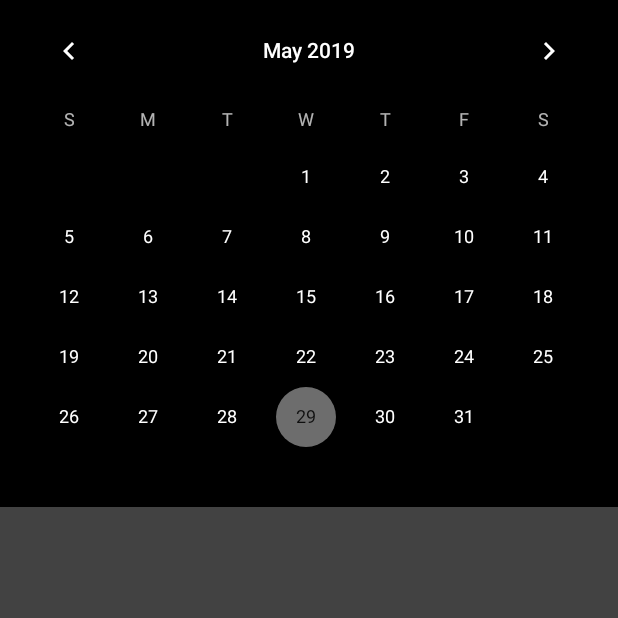
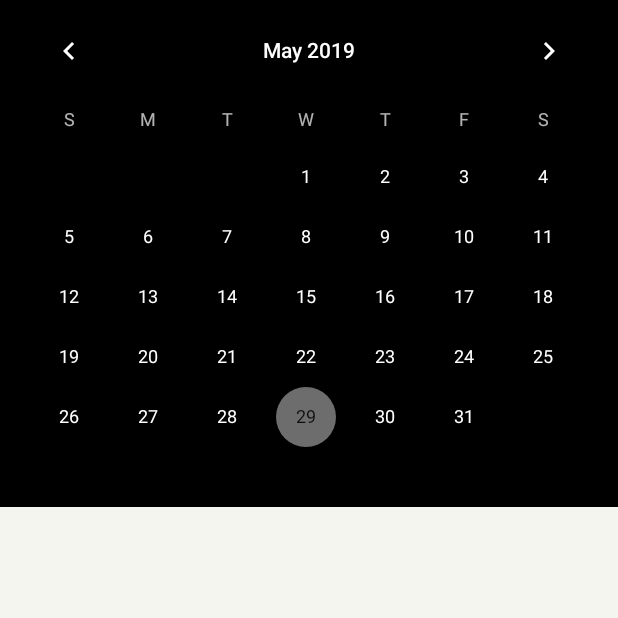
Before and after one commit to Floatjitsu/S-APP, an Android app: the fragment Calendar shown on its own in the app's theme, on a phone screen of 412 x 824 dp, the top half of it. Run offline under Robolectric (Android 15) with nearby library versions, the phone set to English and light mode, and no system bars; our stand-ins replace Firebase (no records; nobody signed in at launch, a user with empty details on screens opened directly); pictures from the network do not load.

Commit message:
image loading in calendar fragment and some style changes

```diff
--- a/app/src/main/java/com/main/s_app/Calendar.java
+++ b/app/src/main/java/com/main/s_app/Calendar.java
@@ -11,23 +11,17 @@ import android.view.LayoutInflater;
 import android.view.View;
 import android.view.ViewGroup;
 import android.widget.CalendarView;
-import android.widget.TextView;
 
 import com.main.s_app.com.main.s_app.firebase.FirebaseSneakerRelease;
-import com.main.s_app.com.main.s_app.firebase.Sneaker;
 
 import java.text.DateFormat;
-import java.text.Format;
 import java.text.SimpleDateFormat;
-import java.util.ArrayList;
-import java.util.Date;
 
 public class Calendar extends Fragment {
 
     final FirebaseSneakerRelease firebaseSneakerRef = new FirebaseSneakerRelease();
 
     RecyclerView mSneakerRelease;
-    //RecyclerView.Adapter mSneakerReleaseAdapter;
     CalendarView mCalendar;
 
     @Nullable
@@ -41,38 +35,16 @@ public class Calendar extends Fragment {
         mSneakerRelease.setLayoutManager(new LinearLayoutManager(getActivity()));
 
         @SuppressLint("SimpleDateFormat") DateFormat format = new SimpleDateFormat("dd.M.YYYY");
-        firebaseSneakerRef.getSneakerReleasesToRecyclerView(format.format(mCalendar.getDate()), mSneakerRelease);
+        firebaseSneakerRef.getSneakerReleasesToRecyclerView(format.format(mCalendar.getDate()), mSneakerRelease, getActivity());
 
         mCalendar.setOnDateChangeListener(new CalendarView.OnDateChangeListener() {
             @Override
             public void onSelectedDayChange(@NonNull CalendarView view, int year, int month, int dayOfMonth) {
-                //mTestText.setText(convertDate(year, month, dayOfMonth));
                 String date = dayOfMonth + "." + (month + 1) + "." + year;
-                firebaseSneakerRef.getSneakerReleasesToRecyclerView(date, mSneakerRelease);
+                firebaseSneakerRef.getSneakerReleasesToRecyclerView(date, mSneakerRelease, getActivity());
             }
         });
 
-        /*
-
-        ArrayList<Sneaker> sneakers = new ArrayList<>();
-        sneakers.add(new Sneaker("Nike", "AirMax 270"));
-        sneakers.add(new Sneaker("Nike", "Shox R4"));
-        sneakers.add(new Sneaker("New Balance", "274"));
-        sneakers.add(new Sneaker("Reebok", "Classics"));
-        sneakers.add(new Sneaker("Nike", "React 55 SE"));
-
-        mSneakerReleaseAdapter = new SneakerReleaseAdapter(sneakers);
-        mSneakerRelease.setAdapter(mSneakerReleaseAdapter);
-        */
-
         return myView;
     }
-
-    private String convertDate(int year, int month, int dayOfMonth) {
-        String m = String.valueOf(month + 1);
-        if(m.length() < 2) {
-            m = "0" + m;
-        }
-        return dayOfMonth + "." + m + "." + year;
-    }
 }
--- a/app/src/main/java/com/main/s_app/SneakerReleaseAdapter.java
+++ b/app/src/main/java/com/main/s_app/SneakerReleaseAdapter.java
@@ -1,12 +1,16 @@
 package com.main.s_app;
 
+import android.content.Context;
 import android.support.annotation.NonNull;
 import android.support.v7.widget.RecyclerView;
 import android.view.LayoutInflater;
 import android.view.View;
 import android.view.ViewGroup;
+import android.widget.ImageView;
 import android.widget.TextView;
 
+import com.google.firebase.storage.FirebaseStorage;
+import com.google.firebase.storage.StorageReference;
 import com.main.s_app.com.main.s_app.firebase.Sneaker;
 
 import java.util.ArrayList;
@@ -14,9 +18,11 @@ import java.util.ArrayList;
 public class SneakerReleaseAdapter extends RecyclerView.Adapter<SneakerReleaseAdapter.ViewHolder> {
 
     private ArrayList<Sneaker> sneakers;
+    private Context context;
 
-    public SneakerReleaseAdapter(ArrayList<Sneaker> sneakers) {
+    public SneakerReleaseAdapter(ArrayList<Sneaker> sneakers, Context context) {
         this.sneakers = sneakers;
+        this.context = context;
     }
 
     @NonNull
@@ -31,6 +37,8 @@ public class SneakerReleaseAdapter extends RecyclerView.Adapter<SneakerReleaseAd
     public void onBindViewHolder(@NonNull SneakerReleaseAdapter.ViewHolder viewHolder, int i) {
         viewHolder.sneakerBrand.setText(sneakers.get(i).getBrandName());
         viewHolder.sneakerModelName.setText(sneakers.get(i).getModelName());
+        StorageReference modelImageRef = FirebaseStorage.getInstance().getReference().child("/images/" + sneakers.get(i).getImageUri());
+        GlideApp.with(context).load(modelImageRef).into(viewHolder.sneakerModelImage);
     }
 
     @Override
@@ -41,11 +49,13 @@ public class SneakerReleaseAdapter extends RecyclerView.Adapter<SneakerReleaseAd
     class ViewHolder extends RecyclerView.ViewHolder {
 
         TextView sneakerBrand, sneakerModelName;
+        ImageView sneakerModelImage;
 
         ViewHolder(@NonNull View itemView) {
             super(itemView);
             sneakerBrand = itemView.findViewById(R.id.sneaker_brand);
             sneakerModelName = itemView.findViewById(R.id.sneaker_model_name);
+            sneakerModelImage = itemView.findViewById(R.id.sneaker_model_image);
         }
     }
 }
--- a/app/src/main/java/com/main/s_app/com/main/s_app/firebase/FirebaseSneakerRelease.java
+++ b/app/src/main/java/com/main/s_app/com/main/s_app/firebase/FirebaseSneakerRelease.java
@@ -1,5 +1,6 @@
 package com.main.s_app.com.main.s_app.firebase;
 
+import android.content.Context;
 import android.support.annotation.NonNull;
 import android.support.v7.widget.RecyclerView;
 
@@ -21,7 +22,7 @@ public class FirebaseSneakerRelease {
         mDatabase = FirebaseDatabase.getInstance();
     }
 
-    public void getSneakerReleasesToRecyclerView(String date, final RecyclerView sneakerReleases) {
+    public void getSneakerReleasesToRecyclerView(String date, final RecyclerView sneakerReleases, final Context activityContext) {
         DatabaseReference sneakersRef = mDatabase.getReference(SNEAKER_PATH);
         sneakersRef.orderByChild("releaseDate").equalTo(date)
                 .addValueEventListener(new ValueEventListener() {
@@ -31,7 +32,7 @@ public class FirebaseSneakerRelease {
                         for(DataSnapshot sneaker : dataSnapshot.getChildren()) {
                             sneakers.add(sneaker.getValue(Sneaker.class));
                         }
-                        sneakerReleases.setAdapter(new SneakerReleaseAdapter(sneakers));
+                        sneakerReleases.setAdapter(new SneakerReleaseAdapter(sneakers, activityContext));
                     }
 
                     @Override
--- a/app/src/main/res/layout/activity_main.xml
+++ b/app/src/main/res/layout/activity_main.xml
@@ -13,7 +13,7 @@
         android:id="@+id/fragment_placeholder"
         android:layout_width="match_parent"
         android:layout_height="wrap_content"
-        app:layout_constraintTop_toTopOf="parent" />
+        app:layout_constraintTop_toTopOf="parent"/>
 
     <com.leinardi.android.speeddial.SpeedDialView
         android:id="@+id/speedDial"
--- a/app/src/main/res/layout/fragment_calendar.xml
+++ b/app/src/main/res/layout/fragment_calendar.xml
@@ -3,13 +3,14 @@
     android:layout_width="match_parent"
     android:layout_height="match_parent"
     xmlns:android="http://schemas.android.com/apk/res/android"
-    android:background="@color/colorPrimary">
+    android:background="@color/bgColorLight">
 
     <LinearLayout
         android:layout_width="match_parent"
         android:layout_height="wrap_content"
         android:orientation="vertical"
-        android:layout_marginBottom="50dp">
+        android:layout_marginBottom="50dp"
+        android:background="@color/bgColorLight">
 
         <CalendarView
             android:id="@+id/calendarView"
@@ -20,7 +21,8 @@
         <android.support.v7.widget.RecyclerView
             android:id="@+id/rv_sneaker_releases"
             android:layout_width="match_parent"
-            android:layout_height="wrap_content"/>
+            android:layout_height="wrap_content"
+            android:background="@color/bgColorLight"/>
 
     </LinearLayout>
 
--- a/app/src/main/res/layout/fragment_forum.xml
+++ b/app/src/main/res/layout/fragment_forum.xml
@@ -3,7 +3,7 @@
     android:layout_width="match_parent"
     android:layout_height="match_parent"
     xmlns:app="http://schemas.android.com/apk/res-auto"
-    android:background="@color/bgColorNav">
+    android:background="@color/bgColorLight">
 
     <android.support.v7.widget.Toolbar
         android:id="@+id/toolbar_forum"
--- a/app/src/main/res/layout/sneaker_release_item.xml
+++ b/app/src/main/res/layout/sneaker_release_item.xml
@@ -8,7 +8,7 @@
     android:layout_marginBottom="2dp">
 
     <ImageView
-        android:id="@+id/sneaker_model"
+        android:id="@+id/sneaker_model_image"
         android:layout_width="80dp"
         android:layout_height="80dp"
         app:layout_constraintLeft_toLeftOf="parent"
@@ -21,7 +21,7 @@
         android:layout_width="wrap_content"
         android:layout_height="wrap_content"
         app:layout_constraintTop_toTopOf="parent"
-        app:layout_constraintLeft_toRightOf="@id/sneaker_model"
+        app:layout_constraintLeft_toRightOf="@id/sneaker_model_image"
         android:textSize="20sp"
         android:text="@string/sneaker_brand"
         android:textColor="@color/colorSecondaryDark"
@@ -32,7 +32,7 @@
         android:layout_width="wrap_content"
         android:layout_height="wrap_content"
         app:layout_constraintTop_toBottomOf="@id/sneaker_brand"
-        app:layout_constraintLeft_toRightOf="@id/sneaker_model"
+        app:layout_constraintLeft_toRightOf="@id/sneaker_model_image"
         android:textSize="16sp"
         android:text="@string/sneaker_model"
         android:textColor="@color/colorSecondaryDark"
--- a/app/src/main/res/values/colors.xml
+++ b/app/src/main/res/values/colors.xml
@@ -8,7 +8,7 @@
     <color name="colorSecondaryLight">#a4a4a4</color>
     <color name="textColor">#ffffff</color>
     <color name="bgColor">#000000</color>
-    <color name="bgColorLight">#F3F3F3F3</color>
+    <color name="bgColorLight">#f5f5ef</color>
     <color name="bgContentHolderColor">#ffffff</color>
     <color name="bgColorNav">#FFFFFF</color>
 </resources>
```
Also changed, not shown: app/src/main/java/com/main/s_app/com/main/s_app/firebase/Sneaker.java (+7 -1 lines), app/src/main/res/layout/fragment_news.xml (+2 -10 lines).
